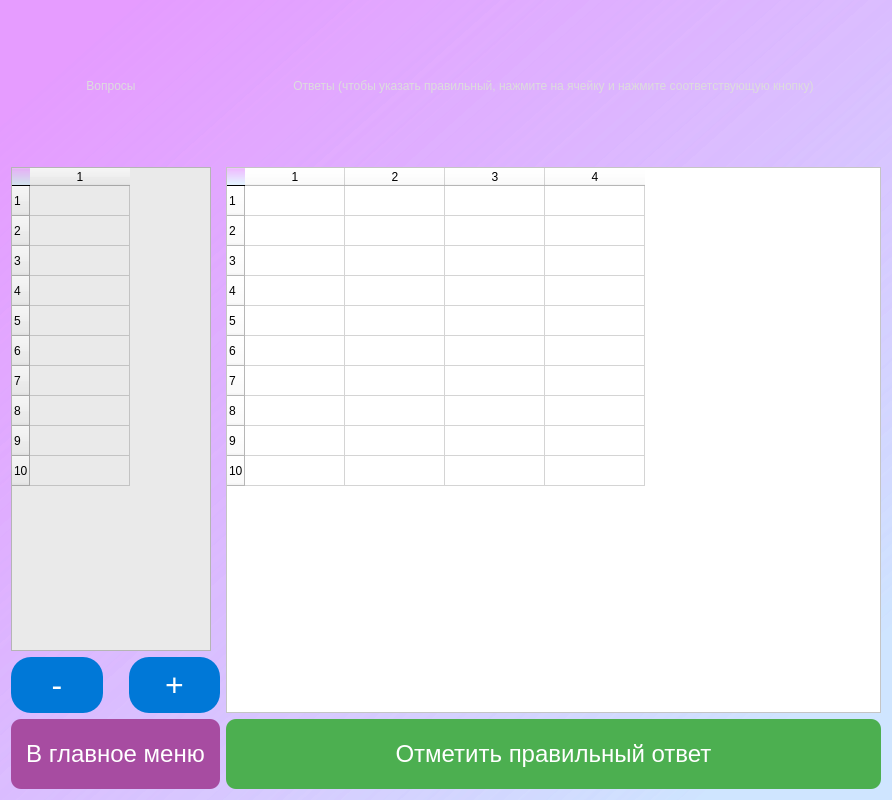
TimurOlegovichDev/Quizzy, file window/redactwindow.ui: the form before one commit.
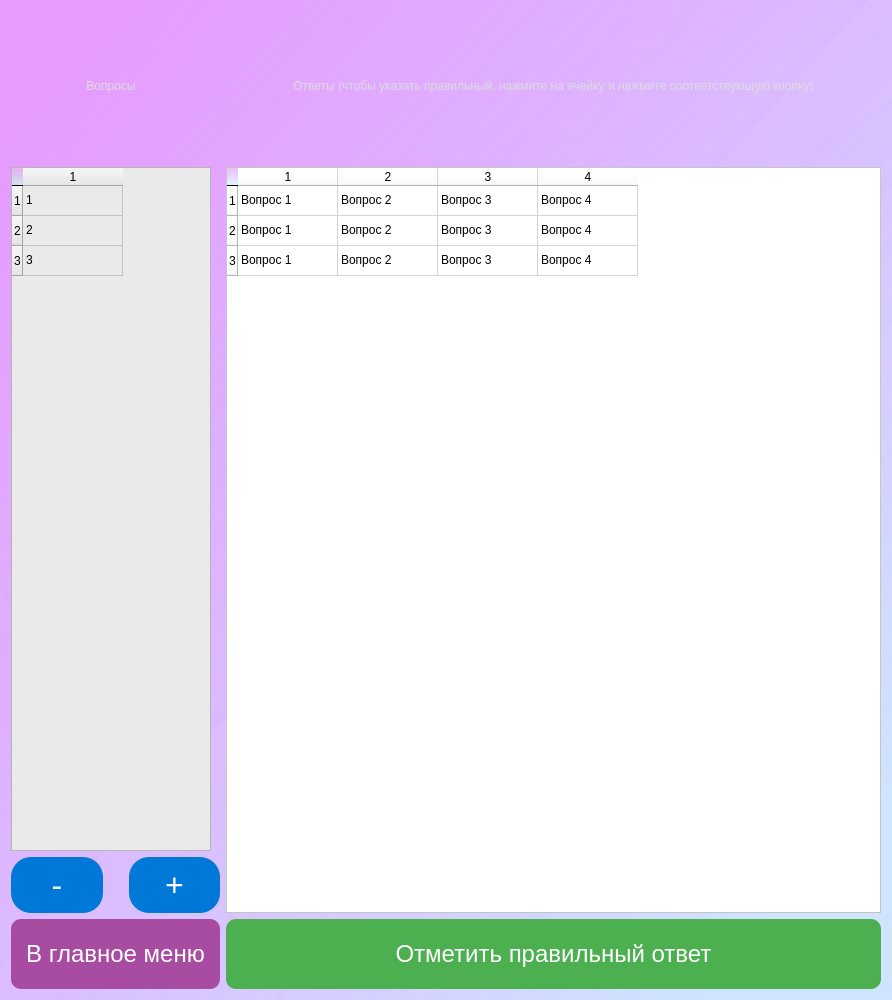
The form after the commit. Icons and pictures are not drawn.

Diff of the .ui file:
```diff
--- a/window/redactwindow.ui
+++ b/window/redactwindow.ui
@@ -6,8 +6,8 @@
    <rect>
     <x>0</x>
     <y>0</y>
-    <width>883</width>
-    <height>800</height>
+    <width>890</width>
+    <height>1000</height>
    </rect>
   </property>
   <property name="windowTitle">
@@ -80,7 +80,7 @@
         <bool>false</bool>
        </property>
        <property name="rowCount">
-        <number>10</number>
+        <number>3</number>
        </property>
        <property name="columnCount">
         <number>1</number>
@@ -88,14 +88,22 @@
        <row/>
        <row/>
        <row/>
-       <row/>
-       <row/>
-       <row/>
-       <row/>
-       <row/>
-       <row/>
-       <row/>
        <column/>
+       <item row="0" column="0">
+        <property name="text">
+         <string>1</string>
+        </property>
+       </item>
+       <item row="1" column="0">
+        <property name="text">
+         <string>2</string>
+        </property>
+       </item>
+       <item row="2" column="0">
+        <property name="text">
+         <string>3</string>
+        </property>
+       </item>
       </widget>
      </item>
      <item>
@@ -287,7 +295,7 @@
         <bool>false</bool>
        </property>
        <property name="rowCount">
-        <number>10</number>
+        <number>3</number>
        </property>
        <property name="columnCount">
         <number>4</number>
@@ -295,17 +303,97 @@
        <row/>
        <row/>
        <row/>
-       <row/>
-       <row/>
-       <row/>
-       <row/>
-       <row/>
-       <row/>
-       <row/>
        <column/>
        <column/>
        <column/>
        <column/>
+       <item row="0" column="0">
+        <property name="text">
+         <string>Вопрос 1</string>
+        </property>
+       </item>
+       <item row="0" column="1">
+        <property name="text">
+         <string>Вопрос 2</string>
+        </property>
+        <property name="background">
+         <brush brushstyle="NoBrush">
+          <color alpha="255">
+           <red>0</red>
+           <green>255</green>
+           <blue>0</blue>
+          </color>
+         </brush>
+        </property>
+       </item>
+       <item row="0" column="2">
+        <property name="text">
+         <string>Вопрос 3</string>
+        </property>
+       </item>
+       <item row="0" column="3">
+        <property name="text">
+         <string>Вопрос 4</string>
+        </property>
+       </item>
+       <item row="1" column="0">
+        <property name="text">
+         <string>Вопрос 1</string>
+        </property>
+        <property name="background">
+         <brush brushstyle="NoBrush">
+          <color alpha="255">
+           <red>0</red>
+           <green>255</green>
+           <blue>0</blue>
+          </color>
+         </brush>
+        </property>
+       </item>
+       <item row="1" column="1">
+        <property name="text">
+         <string>Вопрос 2</string>
+        </property>
+       </item>
+       <item row="1" column="2">
+        <property name="text">
+         <string>Вопрос 3</string>
+        </property>
+       </item>
+       <item row="1" column="3">
+        <property name="text">
+         <string>Вопрос 4</string>
+        </property>
+       </item>
+       <item row="2" column="0">
+        <property name="text">
+         <string>Вопрос 1</string>
+        </property>
+       </item>
+       <item row="2" column="1">
+        <property name="text">
+         <string>Вопрос 2</string>
+        </property>
+        <property name="background">
+         <brush brushstyle="NoBrush">
+          <color alpha="255">
+           <red>0</red>
+           <green>255</green>
+           <blue>0</blue>
+          </color>
+         </brush>
+        </property>
+       </item>
+       <item row="2" column="2">
+        <property name="text">
+         <string>Вопрос 3</string>
+        </property>
+       </item>
+       <item row="2" column="3">
+        <property name="text">
+         <string>Вопрос 4</string>
+        </property>
+       </item>
       </widget>
      </item>
      <item>
```
